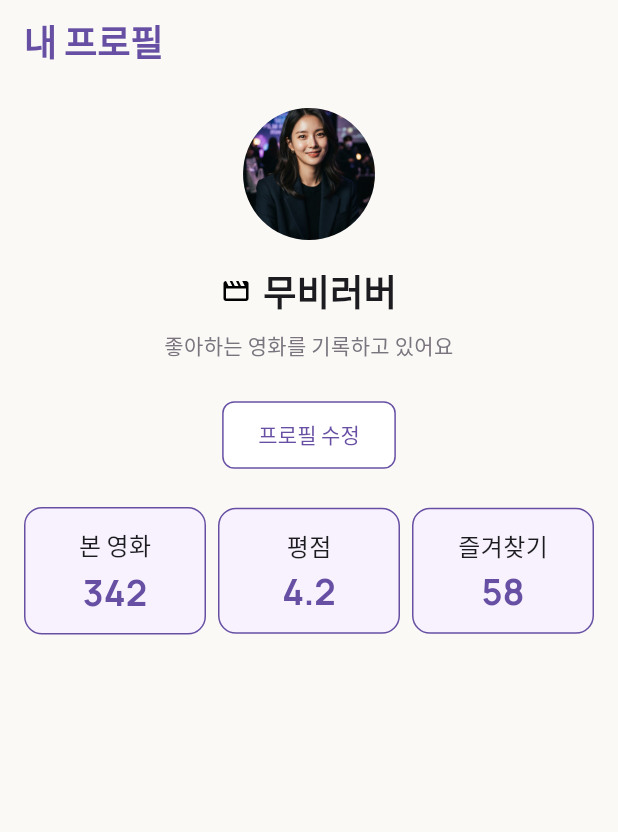
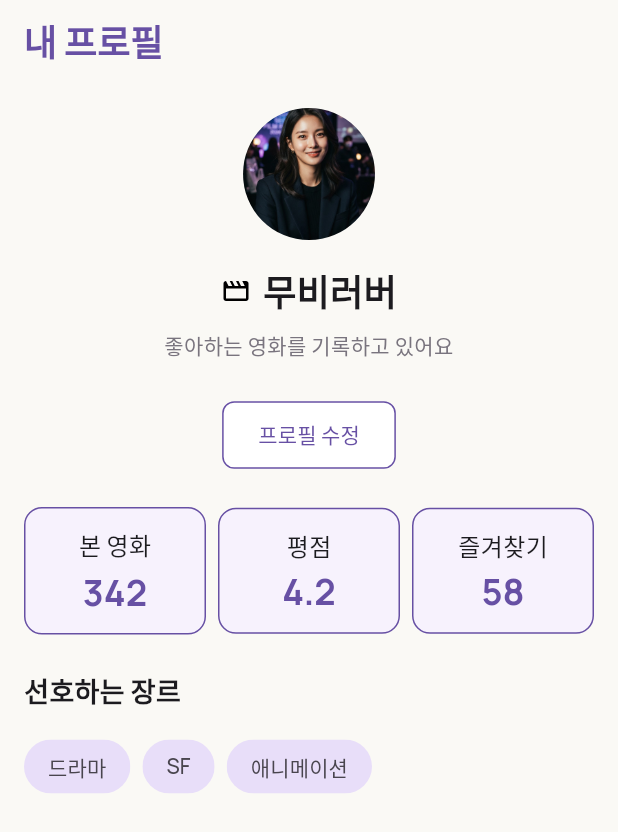
Before and after one commit to SSUMC-11th-organization/PE_Mobile_B, a Flutter app: the screen it shows after launch, on a phone screen of 412 x 824 dp. Shown: the top 832 px of the screen. Run offline on Flutter 3.47's test engine with Material 3 defaults, Android fonts, the light colour scheme and no system bars; our stand-ins replace flutter_svg.

Commit message:
[week1/mission] FavoriteGenres 추가

```diff
--- a/jay/lib/screens/profile_screen.dart
+++ b/jay/lib/screens/profile_screen.dart
@@ -5,6 +5,7 @@ import 'package:jay/widgets/stat_item.dart';
 
 import '../widgets/profile_header.dart';
 import '../widgets/profile_stats.dart';
+import '../widgets/favorite_genres.dart';
 
 class ProfileScreen extends StatelessWidget {
   const ProfileScreen({super.key});
@@ -27,6 +28,7 @@ class ProfileScreen extends StatelessWidget {
                   margin: const EdgeInsets.symmetric(vertical: 24),
                   child: const ProfileStats(),
                 ),
+                const FavoriteGenres(),
               ],
             ),
           ),
--- /dev/null
+++ b/jay/lib/widgets/favorite_genres.dart
@@ -0,0 +1,44 @@
+import 'package:flutter/material.dart';
+
+import '../theme/app_colors.dart';
+import '../theme/app_text_styles.dart';
+
+class FavoriteGenres extends StatelessWidget {
+  const FavoriteGenres({super.key});
+
+  static const _genres = ['드라마', 'SF', '애니메이션'];
+
+  @override
+  Widget build(BuildContext context) {
+    return SizedBox(
+      width: double.infinity,
+      child: Column(
+        crossAxisAlignment: CrossAxisAlignment.start,
+        children: [
+          const Text('선호하는 장르', style: AppTextStyles.titleMedium),
+          const SizedBox(height: 12),
+          Wrap(
+            spacing: 8,
+            children: [for (final genre in _genres) _GenreChip(label: genre)],
+          ),
+        ],
+      ),
+    );
+  }
+}
+
+class _GenreChip extends StatelessWidget {
+  const _GenreChip({required this.label});
+
+  final String label;
+
+  @override
+  Widget build(BuildContext context) {
+    return Chip(
+      label: Text(label),
+      backgroundColor: AppColors.violetLight,
+      side: BorderSide.none,
+      shape: RoundedRectangleBorder(borderRadius: BorderRadius.circular(20)),
+    );
+  }
+}
```
